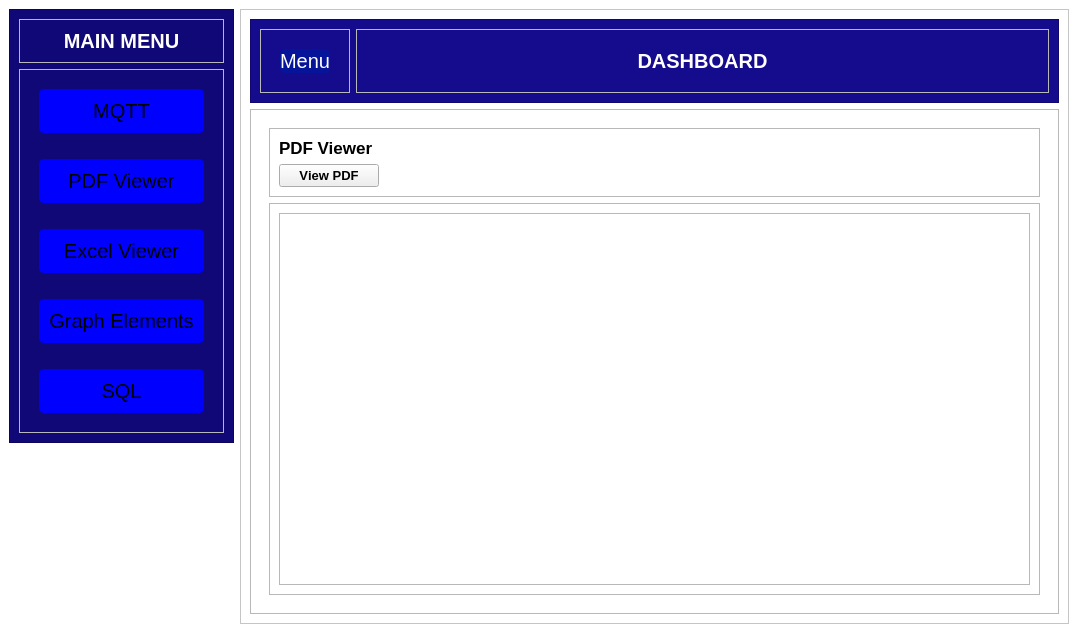
This is demo3.ui in Rahs0601/Pyside6-POC as Qt 5 draws it before an edit. The edited form follows.
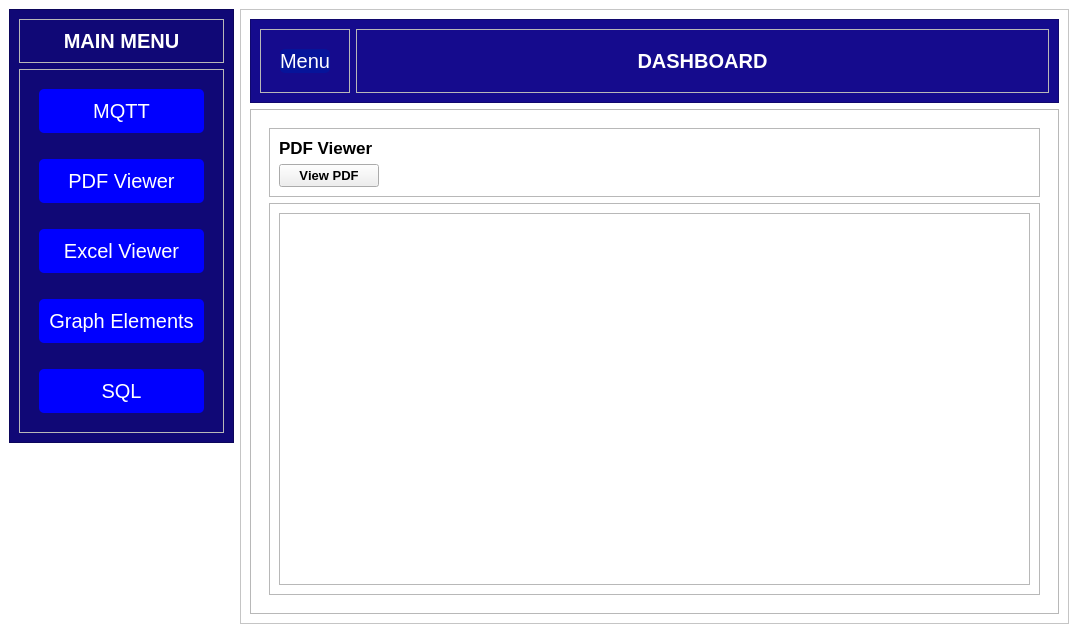
This is the edited form.

The edit to the form file:
```diff
--- a/demo3.ui
+++ b/demo3.ui
@@ -29,7 +29,8 @@
 font-size: 20px;
 margin:10px;
 padding:10px;
-border-radius:5px
+border-radius:5px;
+color:white;
 }
 
 #frame_3 QLabel{
```
